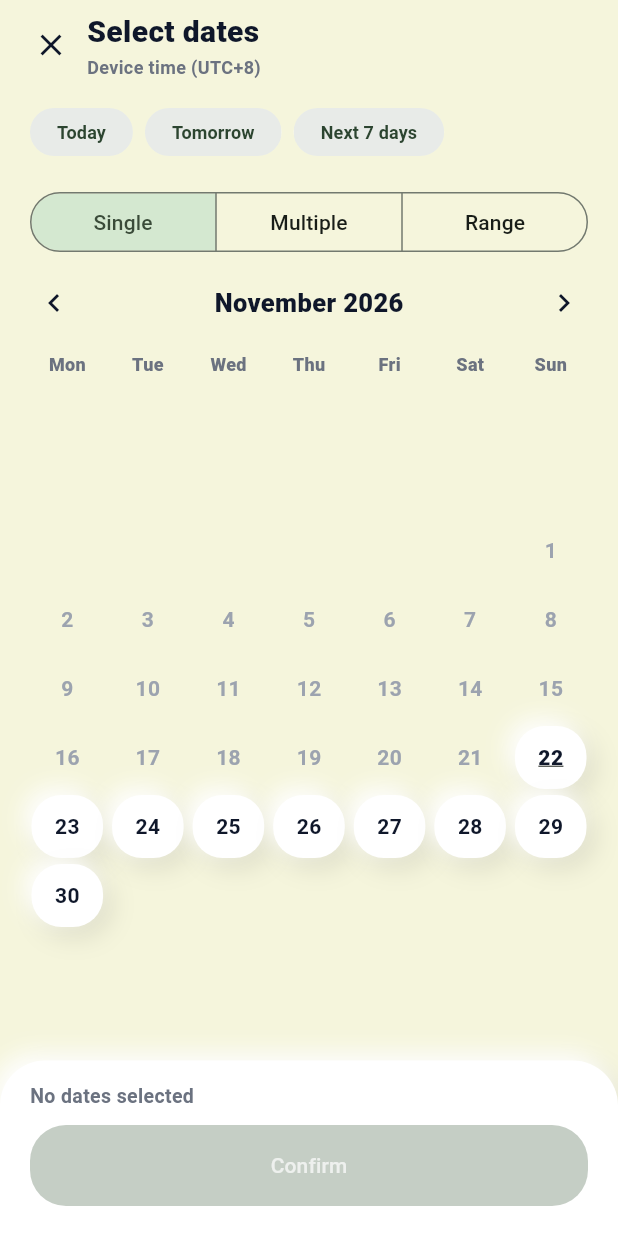
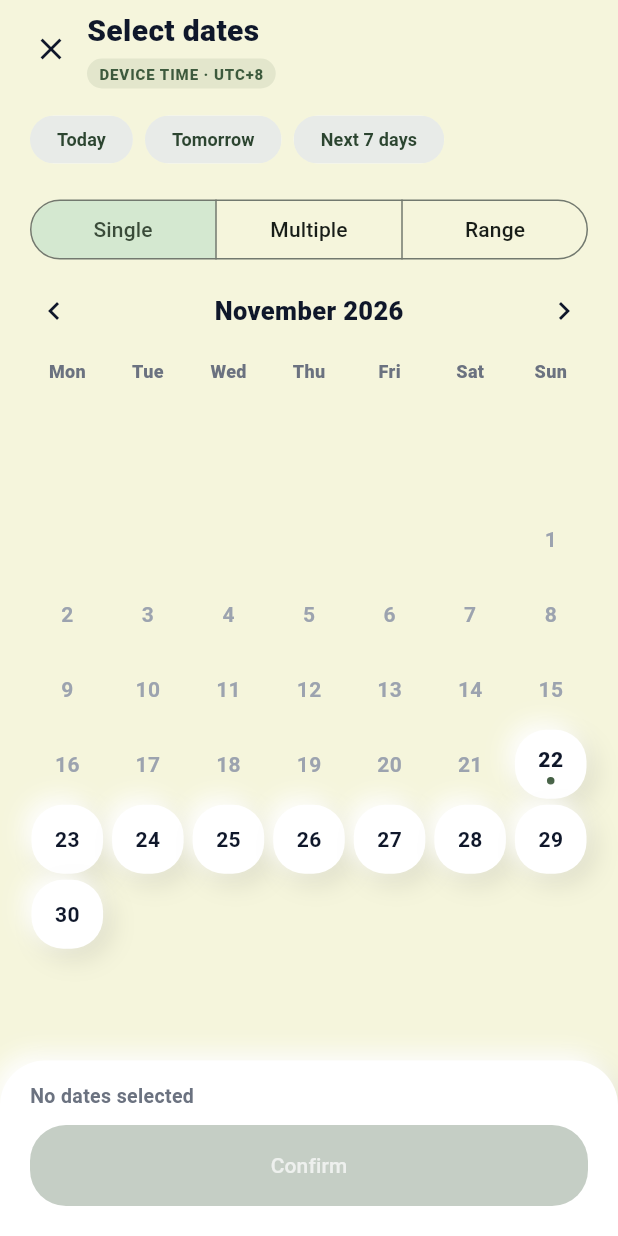
Before and after one commit to Eorico/Crx-Pulse-App, a Flutter app: the _FeedingCalendar widget shown alone on an empty page, opened directly with empty values, on a phone screen of 412 x 824 dp. Run offline on Flutter 3.47's test engine with Material 3 defaults, Android fonts, the phone set to English and light mode, and no system bars; our stand-ins replace connectivity_plus, font_awesome_flutter, lottie, lucide_icons_flutter, sqflite, supabase_flutter; accounts and stored records are empty; network calls fail.

Commit message:
feat: polish feeding calendar range ribbon and summary

```diff
--- a/lib/widgets/feeding_calendar.dart
+++ b/lib/widgets/feeding_calendar.dart
@@ -208,11 +208,11 @@ class _FeedingCalendarState extends State<_FeedingCalendar> {
             tooltip: 'Cancel',
             onPressed: () => Navigator.of(context).pop(),
           ),
-          const Expanded(
+          Expanded(
             child: Column(
               crossAxisAlignment: CrossAxisAlignment.start,
               children: [
-                Text(
+                const Text(
                   'Select dates',
                   style: TextStyle(
                     color: AppColors.textPrimary,
@@ -220,12 +220,21 @@ class _FeedingCalendarState extends State<_FeedingCalendar> {
                     fontWeight: FontWeight.w800,
                   ),
                 ),
-                Text(
-                  'Device time (UTC+8)',
+                const SizedBox(height: 4),
+                Container(
+                  padding: const EdgeInsets.symmetric(horizontal: 8, vertical: 3),
+                  decoration: BoxDecoration(
+                    color: AppColors.primary.withValues(alpha: 0.10),
+                    borderRadius: BorderRadius.circular(AppRadius.chip),
+                  ),
+                  child: const Text(
+                    'DEVICE TIME · UTC+8',
                     style: TextStyle(
-                    color: AppColors.textSecondary,
-                    fontSize: 12,
-                    fontWeight: FontWeight.w600,
+                      color: AppColors.primary,
+                      fontSize: 10,
+                      fontWeight: FontWeight.w800,
+                      letterSpacing: 0.6,
+                    ),
                   ),
                 ),
               ],
@@ -417,18 +426,34 @@ class _FeedingCalendarState extends State<_FeedingCalendar> {
     final leadingBlanks = DateTime.utc(year, month, 1).weekday - 1;
     final daysInMonth = DateTime.utc(year, month + 1, 0).day;
 
+    return LayoutBuilder(
+      builder: (context, constraints) {
+        const verticalPadding = 12.0;
+        const rowGap = 4.0;
+        final weekCount = (leadingBlanks + daysInMonth + 6) ~/ 7;
+        final cellHeight = ((constraints.maxHeight -
+                    verticalPadding -
+                    rowGap * (weekCount - 1)) /
+                weekCount)
+            .clamp(32.0, 46.0)
+            .toDouble();
+
         final cells = <Widget>[
-      for (var i = 0; i < leadingBlanks; i++) const SizedBox(height: 42),
+          for (var i = 0; i < leadingBlanks; i++) SizedBox(height: cellHeight),
           for (var day = 1; day <= daysInMonth; day++)
-        _buildDay(_formatDay(DateTime.utc(year, month, day)), day),
+            _buildDay(
+              _formatDay(DateTime.utc(year, month, day)),
+              day,
+              cellHeight,
+            ),
         ];
         while (cells.length % 7 != 0) {
-      cells.add(const SizedBox(height: 42));
+          cells.add(SizedBox(height: cellHeight));
         }
 
         final weeks = <Widget>[];
         for (var i = 0; i < cells.length; i += 7) {
-      if (i > 0) weeks.add(const SizedBox(height: 4));
+          if (i > 0) weeks.add(const SizedBox(height: rowGap));
           weeks.add(
             Row(
               children: [
@@ -439,19 +464,76 @@ class _FeedingCalendarState extends State<_FeedingCalendar> {
         }
 
         return Center(
-      child: SingleChildScrollView(
           child: Padding(
             padding: const EdgeInsets.symmetric(horizontal: 18, vertical: 6),
             child: Column(mainAxisSize: MainAxisSize.min, children: weeks),
           ),
-      ),
+        );
+      },
     );
   }
 
-  Widget _buildDay(String date, int day) {
+  BoxDecoration _dayDecoration(String date, bool past, bool selected) {
+    if (selected) {
+      if (_mode == FeedingCalendarMode.single) {
+        return BoxDecoration(
+          color: AppColors.primary,
+          borderRadius: BorderRadius.circular(21),
+          boxShadow: AppShadows.claySoft,
+        );
+      }
+      final first = date == _selected.first;
+      final last = date == _selected.last;
+      final endpoint = first || last;
+      return BoxDecoration(
+        color: endpoint
+            ? AppColors.primary
+            : AppColors.primary.withValues(alpha: 0.16),
+        borderRadius: endpoint
+            ? first && last
+                ? BorderRadius.circular(21)
+                : first
+                    ? const BorderRadius.horizontal(
+                        left: Radius.circular(21),
+                      )
+                    : const BorderRadius.horizontal(
+                        right: Radius.circular(21),
+                      )
+            : BorderRadius.zero,
+        boxShadow: endpoint ? AppShadows.claySoft : null,
+      );
+    }
+    if (past) {
+      return const BoxDecoration(color: AppColors.background);
+    }
+    return BoxDecoration(
+      color: AppColors.surface,
+      borderRadius: BorderRadius.circular(21),
+      boxShadow: AppShadows.claySoft,
+    );
+  }
+
+  Widget _buildDay(String date, int day, double height) {
     final past = _isPast(date);
     final selected = _selected.contains(date);
     final today = date == _today;
+    final endpoint = selected &&
+        _mode != FeedingCalendarMode.single &&
+        (date == _selected.first || date == _selected.last);
+    final solid = selected &&
+        (_mode == FeedingCalendarMode.single || endpoint);
+
+    final Color textColor;
+    if (solid) {
+      textColor = Colors.white;
+    } else if (selected) {
+      textColor = AppColors.primaryDark;
+    } else if (past) {
+      textColor = AppColors.textMuted;
+    } else {
+      textColor = AppColors.textPrimary;
+    }
+
     return PressableScale(
       key: Key('feeding-day-$date'),
       onTap: past ? null : () => _selectDay(date),
@@ -460,34 +542,36 @@ class _FeedingCalendarState extends State<_FeedingCalendar> {
         enabled: !past,
         selected: selected,
         child: Container(
-          height: 42,
+          height: height,
           margin: const EdgeInsets.symmetric(horizontal: 3),
           alignment: Alignment.center,
-          decoration: BoxDecoration(
-            color: selected
-                ? AppColors.primary
-                : past
-                    ? AppColors.background
-                    : AppColors.surface,
-            borderRadius: BorderRadius.circular(AppRadius.chip),
-            boxShadow: selected
-                ? AppShadows.clayPressed
-                : past
-                    ? null
-                    : AppShadows.claySoft,
-          ),
-          child: Text(
+          decoration: _dayDecoration(date, past, selected),
+          child: Column(
+            mainAxisSize: MainAxisSize.min,
+            children: [
+              Text(
                 '$day',
                 style: TextStyle(
                   fontSize: 14,
-              fontWeight: today || selected ? FontWeight.w800 : FontWeight.w600,
-              color: selected
-                  ? Colors.white
-                  : past
-                      ? AppColors.textMuted
-                      : AppColors.textPrimary,
-              decoration: today ? TextDecoration.underline : null,
+                  fontWeight:
+                      today || selected ? FontWeight.w800 : FontWeight.w600,
+                  color: textColor,
                 ),
+              ),
+              if (today)
+                KeyedSubtree(
+                  key: const Key('feeding-calendar-today-marker'),
+                  child: Container(
+                    width: 5,
+                    height: 5,
+                    margin: const EdgeInsets.only(top: 2),
+                    decoration: BoxDecoration(
+                      color: solid ? Colors.white : AppColors.primary,
+                      shape: BoxShape.circle,
+                    ),
+                  ),
+                ),
+            ],
           ),
         ),
       ),
@@ -508,12 +592,15 @@ class _FeedingCalendarState extends State<_FeedingCalendar> {
         crossAxisAlignment: CrossAxisAlignment.stretch,
         mainAxisSize: MainAxisSize.min,
         children: [
-          Text(
+          KeyedSubtree(
+            key: const Key('feeding-calendar-summary'),
+            child: Text(
               _selectionSummary(),
               style: const TextStyle(
                 color: AppColors.textSecondary,
                 fontSize: 13,
                 fontWeight: FontWeight.w600,
+              ),
             ),
           ),
           const SizedBox(height: 10),
```
Also changed, not shown: 1 other file. Lines whose indentation alone changed are shown as unchanged.
